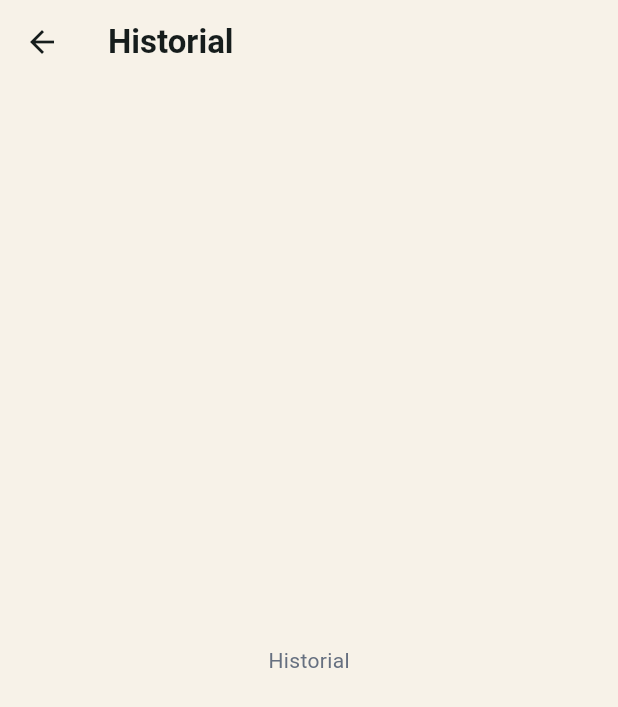
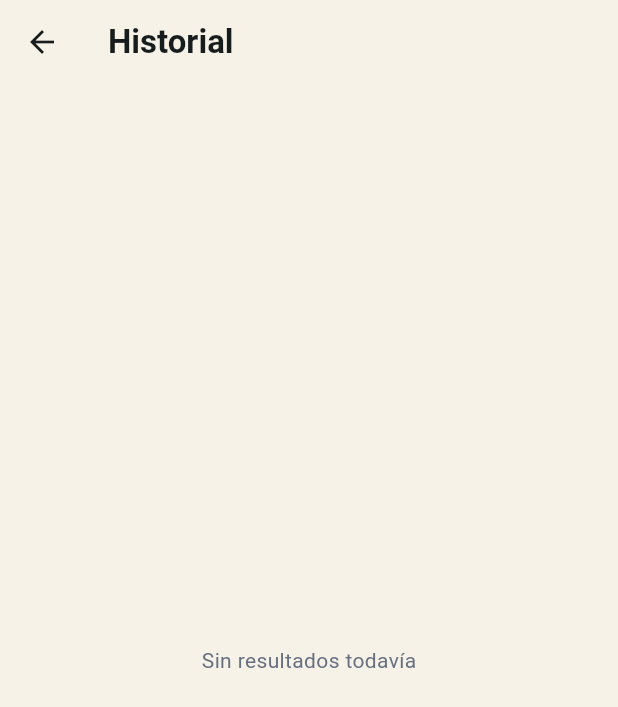
Before and after one commit to ricardo1976/test-mobile-app, a Flutter app: the screen it shows after launch, after a tap on "Ver historial", on a phone screen of 412 x 824 dp. Shown: the top 707 px of the screen. Run offline on Flutter 3.47's test engine with Material 3 defaults, Android fonts, the phone set to English and light mode, and no system bars.

Commit message:
Implement per-quiz home status and history route

```diff
--- a/lib/app/app.dart
+++ b/lib/app/app.dart
@@ -1,6 +1,7 @@
 import 'package:flutter/material.dart';
 import 'package:flutter_localizations/flutter_localizations.dart';
 
+import '../features/history/presentation/history_screen.dart';
 import '../features/home/presentation/home_screen.dart';
 import '../l10n/app_localizations.dart';
 import 'dependencies.dart';
@@ -43,16 +44,9 @@ class CuantoRecuerdasApp extends StatelessWidget {
                 ),
               ),
             );
-          case '/history':
+case '/history':
             return MaterialPageRoute(
-              builder: (context) => Scaffold(
-                appBar: AppBar(
-                  title: Text(AppLocalizations.of(context)!.history),
-                ),
-                body: Center(
-                  child: Text(AppLocalizations.of(context)!.history),
-                ),
-              ),
+              builder: (_) => HistoryScreen(dependencies: dependencies),
             );
         }
         return null;
--- /dev/null
+++ b/lib/features/history/presentation/history_screen.dart
@@ -0,0 +1,38 @@
+import 'package:flutter/material.dart';
+
+import '../../../app/dependencies.dart';
+
+class HistoryScreen extends StatelessWidget {
+  const HistoryScreen({super.key, required this.dependencies});
+
+  final AppDependencies dependencies;
+
+  @override
+  Widget build(BuildContext context) {
+    return Scaffold(
+      appBar: AppBar(title: const Text('Historial')),
+      body: FutureBuilder(
+        future: dependencies.progressRepository.load(),
+        builder: (context, snapshot) {
+          if (snapshot.connectionState != ConnectionState.done) {
+            return const Center(child: CircularProgressIndicator());
+          }
+          final results = dependencies.progressRepository.quizResults;
+          if (results.isEmpty) {
+            return const Center(child: Text('Sin resultados todavía'));
+          }
+          return ListView.builder(
+            itemCount: results.length,
+            itemBuilder: (context, index) {
+              final r = results[index];
+              return ListTile(
+                title: Text(r.quizId),
+                subtitle: Text('${r.correctAnswers}/${r.totalQuestions}'),
+              );
+            },
+          );
+        },
+      ),
+    );
+  }
+}
--- a/lib/features/home/presentation/home_screen.dart
+++ b/lib/features/home/presentation/home_screen.dart
@@ -1,6 +1,7 @@
 import 'package:flutter/material.dart';
 
 import '../../../app/dependencies.dart';
+import '../../../app/widgets/app_buttons.dart';
 import '../../../l10n/app_localizations.dart';
 
 enum HomeStatus { loading, available, inProgress, completed, error }
@@ -16,6 +17,7 @@ class HomeScreen extends StatefulWidget {
 
 class _HomeScreenState extends State<HomeScreen> {
   HomeStatus _status = HomeStatus.loading;
+  String? _quizId;
 
   @override
   void initState() {
@@ -26,7 +28,14 @@ class _HomeScreenState extends State<HomeScreen> {
   Future<void> _initialize() async {
     try {
       await widget.dependencies.initialize();
-      final completed = widget.dependencies.progressRepository.completedToday();
+      final version = await widget.dependencies.questionRepository
+          .getSchemaVersion();
+      final now = DateTime.now();
+      final dateId =
+          '${now.year.toString().padLeft(4, '0')}${now.month.toString().padLeft(2, '0')}${now.day.toString().padLeft(2, '0')}';
+      _quizId = 'daily-$dateId-v$version';
+      final completed = widget.dependencies.progressRepository
+          .completedQuizToday(_quizId!);
       final inProgress =
           !completed &&
           widget.dependencies.progressRepository.inProgressToday();
@@ -71,7 +80,7 @@ class _HomeScreenState extends State<HomeScreen> {
             children: [
               Text(l10n.homeLoadingError),
               const SizedBox(height: 12),
-              ElevatedButton(onPressed: _initialize, child: Text(l10n.retry)),
+              AppPrimaryButton(onPressed: _initialize, child: Text(l10n.retry)),
             ],
           ),
         );
@@ -95,12 +104,12 @@ class _HomeScreenState extends State<HomeScreen> {
               textAlign: TextAlign.center,
             ),
             const SizedBox(height: 24),
-            ElevatedButton(
+            AppPrimaryButton(
               onPressed: () => Navigator.of(context).pushNamed('/quiz'),
               child: Text(l10n.playDailyQuiz),
             ),
             const SizedBox(height: 12),
-            OutlinedButton(
+            AppSecondaryButton(
               onPressed: () => Navigator.of(context).pushNamed('/history'),
               child: Text(l10n.viewHistory),
             ),
```
Also changed, not shown: lib/app/widgets/app_buttons.dart (added, +31 -0 lines).
